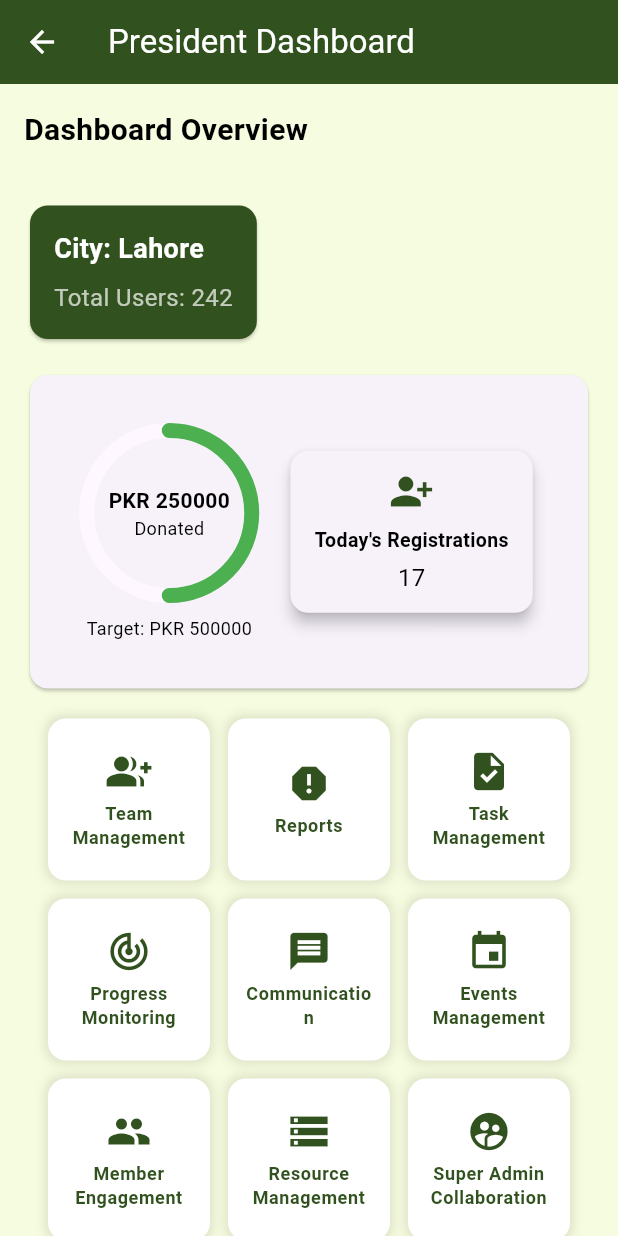
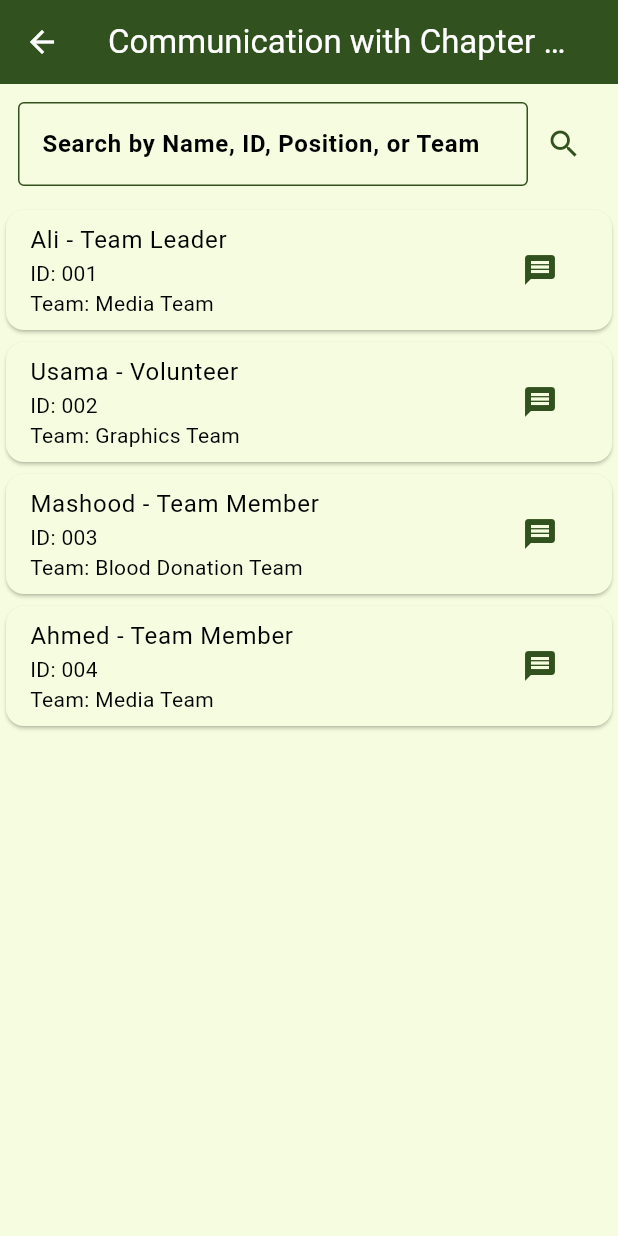
Before and after one commit to Muhammadsaqibsharif/kaar_e_kamal, a Flutter app: the PresidentDashboardScreen screen opened by its route, after a tap on "Communication", on a phone screen of 412 x 824 dp. Run offline on Flutter 3.47's test engine with Material 3 defaults, Android fonts, the phone set to English and light mode, and no system bars; drawn by our look-alikes of percent_indicator; our stand-ins replace carousel_slider, flutter_cache_manager, gallery_saver, image_picker, permission_handler, share_plus and 1 more; accounts and stored records are empty.

Commit message:
President Communication Screen

```diff
--- a/lib/routes/app_routes.dart
+++ b/lib/routes/app_routes.dart
@@ -3,6 +3,7 @@ import 'package:kaar_e_kamal/core/theme/theme_settings_screen.dart';
 import 'package:kaar_e_kamal/routes/route_names.dart';
 import 'package:kaar_e_kamal/screens/common/profile/user_profile_screen.dart';
 import 'package:kaar_e_kamal/screens/drawer/mainDrawer.dart';
+import 'package:kaar_e_kamal/screens/president/communication/president_communication_screen.dart';
 import 'package:kaar_e_kamal/screens/president/president_dashboard_screen.dart';
 import 'package:kaar_e_kamal/screens/president/progress_monitoring/feedback_screen.dart';
 import 'package:kaar_e_kamal/screens/president/progress_monitoring/team_progress_screen.dart';
@@ -114,6 +115,7 @@ class AppRoutes {
         RouteNames.TaskManagementScreen: (context) => TaskManagementScreen(),
         RouteNames.TaskDetailsScreen: (context) => TaskDetailsScreen(),
         RouteNames.TeamProgressScreen: (context) => TeamProgressScreen(),
+        RouteNames.PresidentCommunicationScreen: (context) => PresidentCommunicationScreen(),
 
     };
   }
--- a/lib/routes/route_names.dart
+++ b/lib/routes/route_names.dart
@@ -42,6 +42,7 @@ class RouteNames {
   static const String TaskManagementScreen = '/TaskManagementScreen';
   static const String TaskDetailsScreen = '/TaskDetailsScreen';
   static const String TeamProgressScreen = '/TeamProgressScreen';
+  static const String PresidentCommunicationScreen = '/PresidentCommunicationScreen';
 
 
 }
--- /dev/null
+++ b/lib/screens/president/communication/president_communication_screen.dart
@@ -0,0 +1,241 @@
+import 'package:flutter/material.dart';
+import 'package:kaar_e_kamal/widgets/common/custom_input_field.dart';
+
+class PresidentCommunicationScreen extends StatefulWidget {
+  @override
+  _PresidentCommunicationScreenState createState() =>
+      _PresidentCommunicationScreenState();
+}
+
+class _PresidentCommunicationScreenState
+    extends State<PresidentCommunicationScreen> {
+  final TextEditingController searchController = TextEditingController();
+  final TextEditingController messageController = TextEditingController();
+
+  // Sample list of users in the President's chapter (filtered data)
+  List<Map<String, String>> users = [
+    {
+      "id": "001",
+      "name": "Ali",
+      "position": "Team Leader",
+      "team": "Media Team",
+      "chapter": "Lahore"
+    },
+    {
+      "id": "002",
+      "name": "Usama",
+      "position": "Volunteer",
+      "team": "Graphics Team",
+      "chapter": "Lahore"
+    },
+    {
+      "id": "003",
+      "name": "Mashood",
+      "position": "Team Member",
+      "team": "Blood Donation Team",
+      "chapter": "Lahore"
+    },
+    {
+      "id": "004",
+      "name": "Ahmed",
+      "position": "Team Member",
+      "team": "Media Team",
+      "chapter": "Lahore"
+    },
+    // Add more users as needed
+  ];
+
+  // President's chapter (this should be dynamic based on login info)
+  String presidentChapter = "Lahore";
+
+  String searchQuery = "";
+
+  @override
+  void initState() {
+    super.initState();
+    searchController.addListener(() {
+      setState(() {
+        searchQuery = searchController.text;
+      });
+    });
+  }
+
+  @override
+  void dispose() {
+    searchController.dispose();
+    messageController.dispose();
+    super.dispose();
+  }
+
+  // Filter users based on the President's chapter
+  List<Map<String, String>> get filteredUsers {
+    return users.where((user) {
+      return user["chapter"] == presidentChapter &&
+          (user["name"]!.toLowerCase().contains(searchQuery.toLowerCase()) ||
+              user["id"]!.contains(searchQuery) ||
+              user["position"]!
+                  .toLowerCase()
+                  .contains(searchQuery.toLowerCase()) ||
+              (user.containsKey("team") &&
+                  user["team"]!
+                      .toLowerCase()
+                      .contains(searchQuery.toLowerCase())));
+    }).toList();
+  }
+
+  void openChatPopup(BuildContext context, String userName) {
+    showDialog(
+      context: context,
+      builder: (context) {
+        return Dialog(
+          shape:
+              RoundedRectangleBorder(borderRadius: BorderRadius.circular(10)),
+          child: Container(
+            width: 350,
+            height: 400,
+            padding: EdgeInsets.all(10),
+            decoration: BoxDecoration(
+              color: Theme.of(context).scaffoldBackgroundColor,
+              borderRadius: BorderRadius.circular(10),
+            ),
+            child: Column(
+              children: [
+                Text("Chat with $userName",
+                    style: TextStyle(
+                        fontWeight: FontWeight.bold,
+                        fontSize: 18,
+                        color: Theme.of(context).textTheme.bodyLarge?.color)),
+                Divider(color: Theme.of(context).primaryColor),
+                Expanded(
+                  child: ListView(
+                    children: [
+                      Align(
+                        alignment: Alignment.centerLeft,
+                        child: Container(
+                          padding: EdgeInsets.all(10),
+                          margin: EdgeInsets.symmetric(vertical: 5),
+                          decoration: BoxDecoration(
+                            color: Colors.grey[300],
+                            borderRadius: BorderRadius.circular(10),
+                          ),
+                          child: Text("Hello! How can I help you?",
+                              style: TextStyle(color: Colors.black)),
+                        ),
+                      ),
+                      Align(
+                        alignment: Alignment.centerRight,
+                        child: Container(
+                          padding: EdgeInsets.all(10),
+                          margin: EdgeInsets.symmetric(vertical: 5),
+                          decoration: BoxDecoration(
+                            color: Theme.of(context).primaryColor,
+                            borderRadius: BorderRadius.circular(10),
+                          ),
+                          child: Text("Hi! I have a question.",
+                              style: TextStyle(color: Colors.white)),
+                        ),
+                      ),
+                    ],
+                  ),
+                ),
+                Padding(
+                  padding: const EdgeInsets.all(8.0),
+                  child: Row(
+                    children: [
+                      Expanded(
+                        child: CustomInputField(
+                          controller: messageController,
+                          label: 'Type a message...',
+                          hint: 'Your message here...',
+                          onSaved: (value) {},
+                        ),
+                      ),
+                      IconButton(
+                        icon: Icon(
+                          Icons.send,
+                          color: Color(0xFF31511E), // Dark Green send icon
+                        ),
+                        onPressed: () {
+                          // Send message logic here
+                        },
+                      ),
+                    ],
+                  ),
+                ),
+              ],
+            ),
+          ),
+        );
+      },
+    );
+  }
+
+  @override
+  Widget build(BuildContext context) {
+    return Scaffold(
+      appBar: AppBar(
+        title: const Text("Communication with Chapter Members"),
+      ),
+      body: Column(
+        children: [
+          Padding(
+            padding: const EdgeInsets.all(12.0),
+            child: Row(
+              children: [
+                Expanded(
+                  child: CustomInputField(
+                    controller: searchController,
+                    label: 'Search by Name, ID, Position, or Team',
+                    hint: 'Enter search text...',
+                    onSaved: (value) {},
+                  ),
+                ),
+                IconButton(
+                  icon:
+                      Icon(Icons.search, color: Theme.of(context).primaryColor),
+                  onPressed: () {
+                    setState(() {
+                      searchQuery = searchController.text;
+                    });
+                  },
+                ),
+              ],
+            ),
+          ),
+          Expanded(
+            child: ListView.builder(
+              itemCount: filteredUsers.length,
+              itemBuilder: (context, index) {
+                var user = filteredUsers[index];
+                return Card(
+                  color: Theme.of(context).scaffoldBackgroundColor,
+                  child: ListTile(
+                    title: Text("${user["name"]} - ${user["position"]}",
+                        style: TextStyle(
+                            color:
+                                Theme.of(context).textTheme.bodyLarge?.color)),
+                    subtitle: Text(
+                        "ID: ${user["id"]}" +
+                            (user.containsKey("team")
+                                ? "\nTeam: ${user["team"]}"
+                                : ""),
+                        style: TextStyle(
+                            color:
+                                Theme.of(context).textTheme.bodyMedium?.color)),
+                    trailing: IconButton(
+                      icon: Icon(Icons.message,
+                          color: Theme.of(context).primaryColor),
+                      onPressed: () {
+                        openChatPopup(context, user["name"]!);
+                      },
+                    ),
+                  ),
+                );
+              },
+            ),
+          ),
+        ],
+      ),
+    );
+  }
+}
--- a/lib/screens/president/president_dashboard_screen.dart
+++ b/lib/screens/president/president_dashboard_screen.dart
@@ -71,7 +71,8 @@ class PresidentDashboardScreen extends StatelessWidget {
                     }),
                     _buildFeatureTile(context,
                         title: 'Communication', icon: Icons.message, onTap: () {
-                      // Navigator.pushNamed(context, RouteNames.CommunicationScreen);
+                      Navigator.pushNamed(
+                          context, RouteNames.PresidentCommunicationScreen);
                     }),
                     _buildFeatureTile(context,
                         title: 'Events Management',
```
